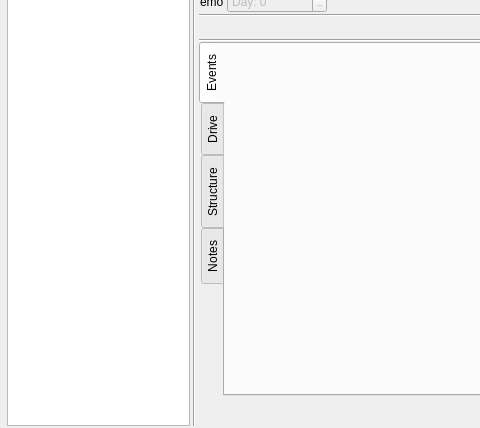
Before: the Qt Designer form ui/scene_editor.ui in zkovari/plotlyst, drawn with Qt 5; both pictures show x 0 to 480 and y 136 to 564 of the 761 by 564 pixel window.
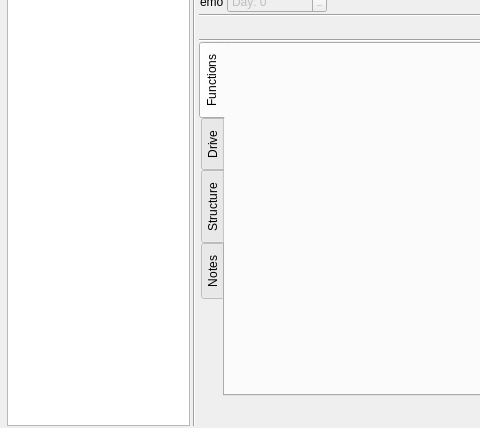
After: the same form once the commit is applied. Custom widgets are drawn as their Qt base class.

Commit message: Scene functions

```diff
--- a/ui/scene_editor.ui
+++ b/ui/scene_editor.ui
@@ -596,7 +596,7 @@
              <bool>true</bool>
             </property>
             <attribute name="title">
-             <string>Events</string>
+             <string>Functions</string>
             </attribute>
             <layout class="QVBoxLayout" name="verticalLayout_9">
              <property name="spacing">
```
Left out of the diff: 2 changed lines with no effect on the pictures. The commit also changes 2 other files.
